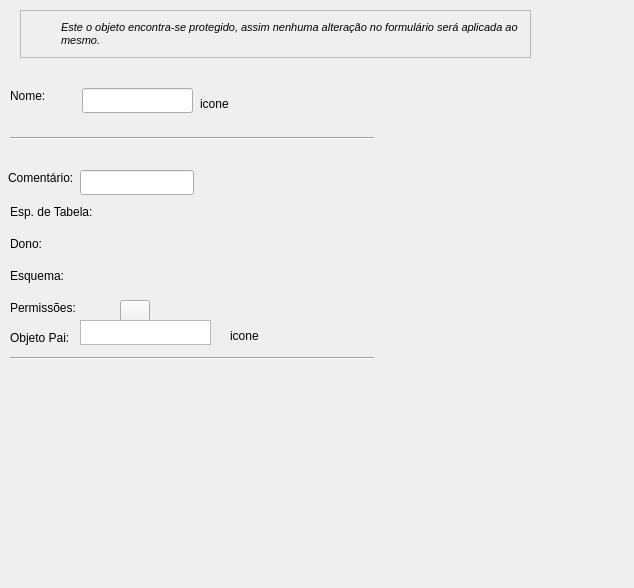
Above: libpgmodeler_ui/ui/objetobasewidget.ui from pgmodeler/pgmodeler before the change. Below: the same form after it.
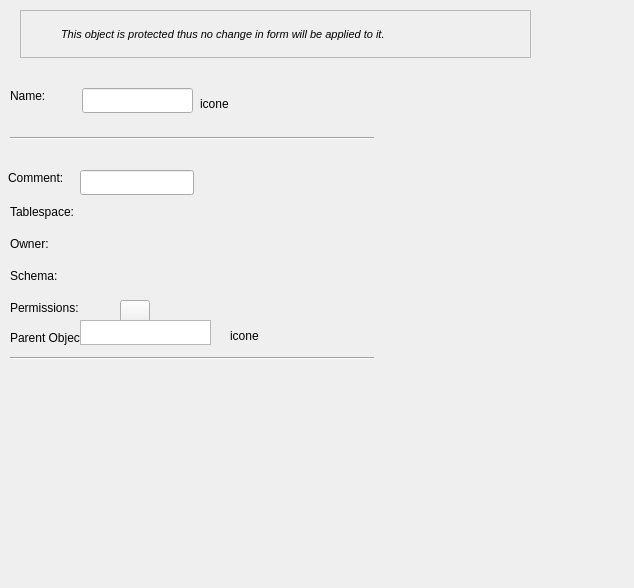
That is the form after the change. Icons and pictures are not drawn.

The edit to the form file:
```diff
--- a/libpgmodeler_ui/ui/objetobasewidget.ui
+++ b/libpgmodeler_ui/ui/objetobasewidget.ui
@@ -35,7 +35,7 @@
     </size>
    </property>
    <property name="text">
-    <string>Nome:</string>
+    <string>Name:</string>
    </property>
   </widget>
   <widget class="QLineEdit" name="nome_edt">
@@ -122,7 +122,7 @@
     </size>
    </property>
    <property name="text">
-    <string>Comentário:</string>
+    <string>Comment:</string>
    </property>
   </widget>
   <widget class="QLineEdit" name="comentario_edt">
@@ -170,7 +170,7 @@
     </rect>
    </property>
    <property name="text">
-    <string>Esp. de Tabela:</string>
+    <string>Tablespace:</string>
    </property>
   </widget>
   <widget class="QLabel" name="dono_lbl">
@@ -183,7 +183,7 @@
     </rect>
    </property>
    <property name="text">
-    <string>Dono:</string>
+    <string>Owner:</string>
    </property>
   </widget>
   <widget class="QLabel" name="esquema_lbl">
@@ -196,7 +196,7 @@
     </rect>
    </property>
    <property name="text">
-    <string>Esquema:</string>
+    <string>Schema:</string>
    </property>
   </widget>
   <widget class="Line" name="div1_ln">
@@ -228,7 +228,7 @@
     </rect>
    </property>
    <property name="text">
-    <string>Permissões:</string>
+    <string>Permissions:</string>
    </property>
   </widget>
   <widget class="QToolButton" name="edt_permissoes_tb">
@@ -327,7 +327,7 @@
        </font>
       </property>
       <property name="text">
-       <string>Este o objeto encontra-se protegido, assim nenhuma alteração no formulário será aplicada ao mesmo.</string>
+       <string>This object is protected thus no change in form will be applied to it.</string>
       </property>
       <property name="wordWrap">
        <bool>true</bool>
@@ -346,7 +346,7 @@
     </rect>
    </property>
    <property name="text">
-    <string>Objeto Pai:</string>
+    <string>Parent Object:</string>
    </property>
   </widget>
   <widget class="QLabel" name="iconeobjpai_lbl">
```
